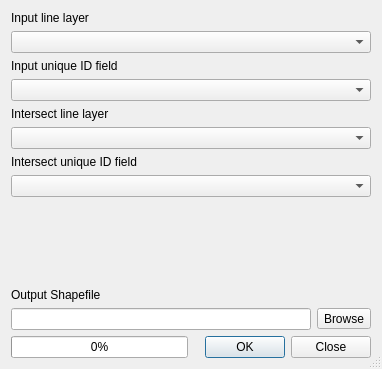
Above: python/plugins/fTools/tools/frmIntersectLines.ui from qgis/QGIS before the change. Below: the same form after it.
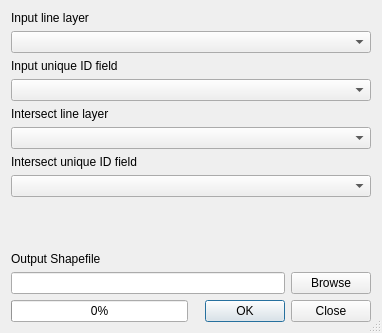
That is the form after the change.

Commit message: [ftools] homogenizes UI: changes browse button from QToolButton to QPushButton

```diff
--- a/python/plugins/fTools/tools/frmIntersectLines.ui
+++ b/python/plugins/fTools/tools/frmIntersectLines.ui
@@ -4,12 +4,12 @@
   <property name="windowModality" >
    <enum>Qt::NonModal</enum>
   </property>
-  <property name="geometry" >
+  <property name="geometry">
    <rect>
     <x>0</x>
     <y>0</y>
     <width>382</width>
-    <height>369</height>
+    <height>333</height>
    </rect>
   </property>
   <property name="windowTitle" >
@@ -107,8 +107,8 @@
         </widget>
        </item>
        <item>
-        <widget class="QToolButton" name="toolOut" >
-         <property name="text" >
+        <widget class="QPushButton" name="toolOut">
+         <property name="text">
           <string>Browse</string>
          </property>
         </widget>
```
Left out of the diff: 99 changed lines with no effect on the pictures. The commit also changes 13 other files.
